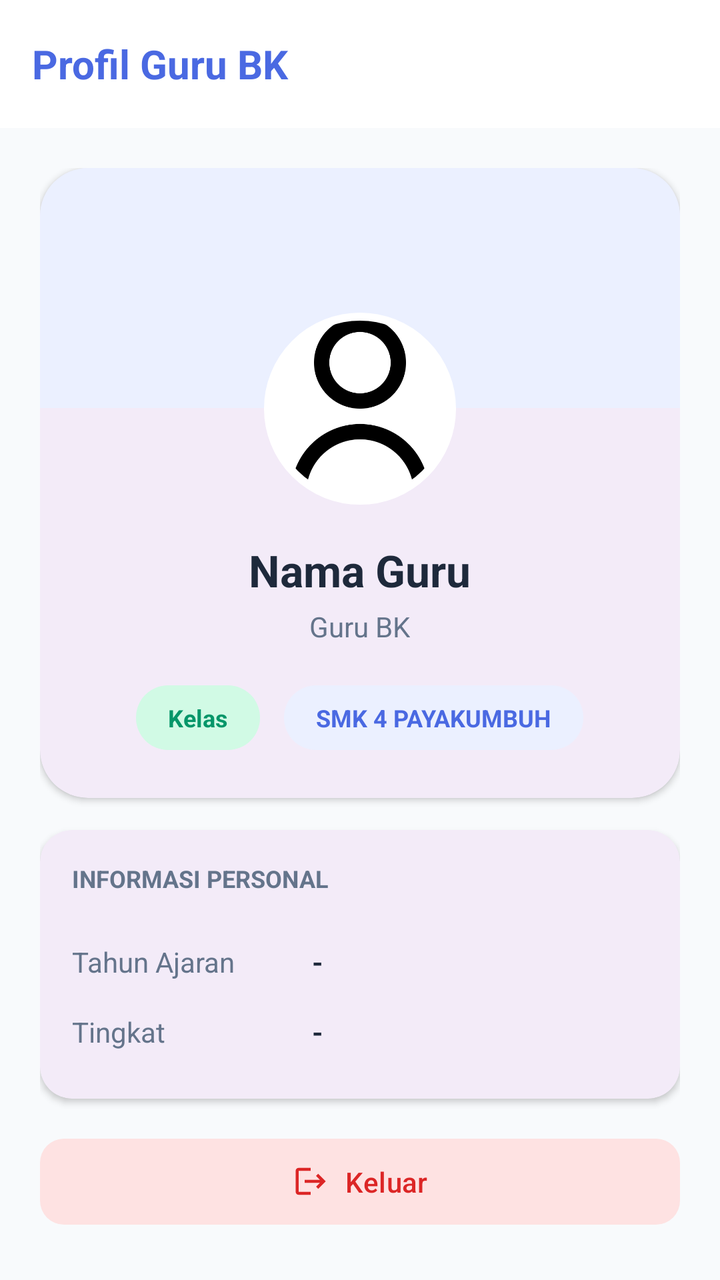
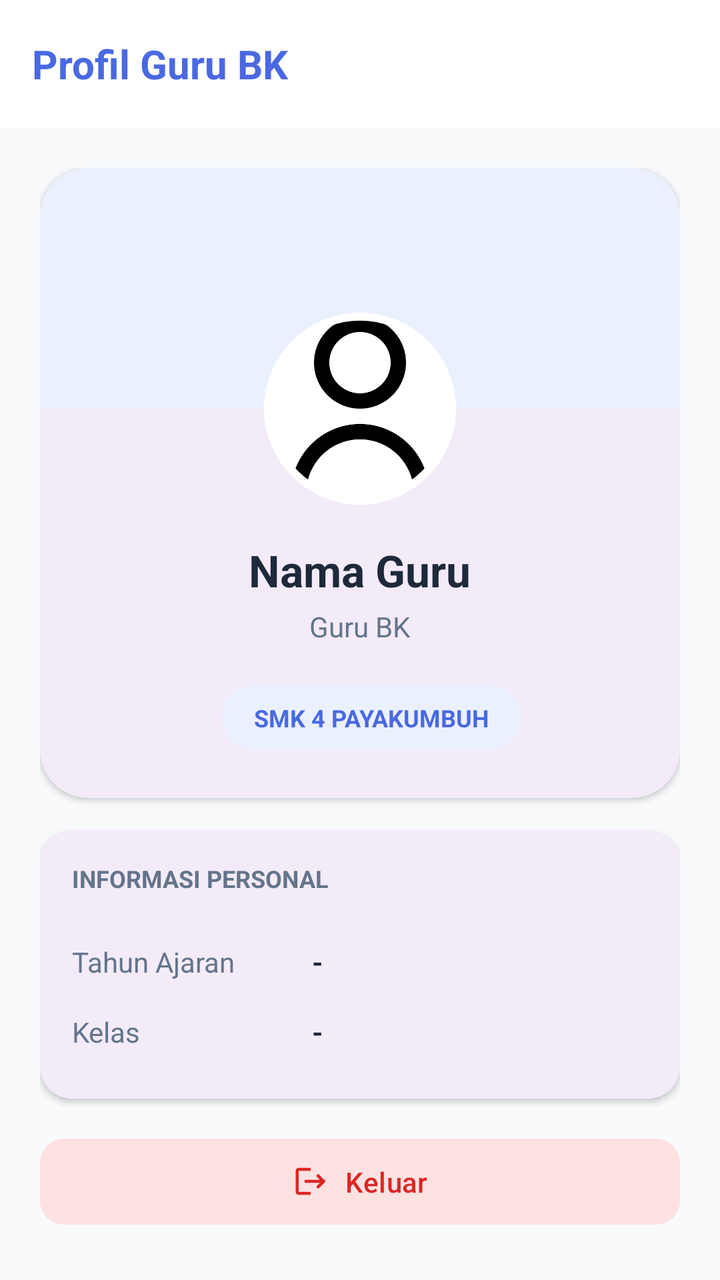

Screens rendered from an Android XML layout before and after an edit, with the pre-edit source and the edit as a unified diff.
<!-- AndroidManifest.xml: application theme Theme.BkNova -->
<!-- res/layout/fragment_profil_bk.xml -->
<?xml version="1.0" encoding="utf-8"?>
<androidx.coordinatorlayout.widget.CoordinatorLayout xmlns:android="http://schemas.android.com/apk/res/android"
    xmlns:app="http://schemas.android.com/apk/res-auto"
    xmlns:tools="http://schemas.android.com/tools"
    android:layout_width="match_parent"
    android:layout_height="match_parent"
    android:background="@color/background_gray"
    tools:context=".fragment.profilBkFragment"
    tools:ignore="Overdraw">

    <com.google.android.material.appbar.AppBarLayout
        android:layout_width="match_parent"
        android:layout_height="wrap_content"
        android:background="@color/white"
        app:elevation="0dp">

        <com.google.android.material.appbar.MaterialToolbar
            android:id="@+id/toolbar"
            android:layout_width="match_parent"
            android:layout_height="?attr/actionBarSize"
            app:title="Profil Guru BK"
            app:titleTextAppearance="@style/ToolbarTitleBold"
            app:titleTextColor="@color/blue_primary"
            app:titleCentered="false" />
    </com.google.android.material.appbar.AppBarLayout>

    <androidx.core.widget.NestedScrollView
        android:layout_width="match_parent"
        android:layout_height="match_parent"
        android:clipToPadding="false"
        android:paddingBottom="80dp"
        app:layout_behavior="@string/appbar_scrolling_view_behavior">

        <LinearLayout
            android:layout_width="match_parent"
            android:layout_height="wrap_content"
            android:orientation="vertical"
            android:padding="20dp">

            
            <com.google.android.material.card.MaterialCardView
                android:layout_width="match_parent"
                android:layout_height="wrap_content"
                android:layout_marginBottom="16dp"
                app:cardCornerRadius="24dp"
                app:cardElevation="2dp"
                app:strokeWidth="0dp">

                <LinearLayout
                    android:layout_width="match_parent"
                    android:layout_height="wrap_content"
                    android:orientation="vertical"
                    android:gravity="center_horizontal"
                    android:paddingBottom="24dp">

                    <View
                        android:layout_width="match_parent"
                        android:layout_height="120dp"
                        android:background="@color/blue_light" />

                    <com.google.android.material.imageview.ShapeableImageView
                        android:layout_width="100dp"
                        android:layout_height="100dp"
                        android:layout_marginTop="-50dp"
                        android:padding="4dp"
                        android:background="@color/white"
                        app:shapeAppearanceOverlay="@style/ShapeAppearance.Circle"
                        android:src="@drawable/person_icon"
                        android:scaleType="centerCrop"
                        app:strokeColor="@color/white"
                        app:strokeWidth="4dp" />

                    <TextView
                        android:id="@+id/tv_name_profil"
                        android:layout_width="wrap_content"
                        android:layout_height="wrap_content"
                        android:layout_marginTop="16dp"
                        android:text="Nama Guru"
                        android:textColor="@color/text_color_primary"
                        android:textSize="22sp"
                        android:textStyle="bold" />

                    <TextView
                        android:id="@+id/tv_role_profil"
                        android:layout_width="wrap_content"
                        android:layout_height="wrap_content"
                        android:layout_marginTop="4dp"
                        android:text="Guru BK"
                        android:textColor="@color/text_color_secondary"
                        android:textSize="14sp" />

                    <LinearLayout
                        android:layout_width="wrap_content"
                        android:layout_height="wrap_content"
                        android:orientation="horizontal"
                        android:layout_marginTop="20dp">

                        <TextView
                            android:id="@+id/tv_badge_kelas"
                            android:layout_width="wrap_content"
                            android:layout_height="wrap_content"
                            android:background="@drawable/bg_badge_green"
                            android:paddingHorizontal="16dp"
                            android:paddingVertical="8dp"
                            android:text="Kelas"
                            android:textColor="@color/green_text"
                            android:textSize="12sp"
                            android:textStyle="bold" />

                        <TextView
                            android:id="@+id/tv_badge_school"
                            android:layout_width="wrap_content"
                            android:layout_height="wrap_content"
                            android:layout_marginStart="12dp"
                            android:background="@drawable/bg_badge_blue"
                            android:paddingHorizontal="16dp"
                            android:paddingVertical="8dp"
                            android:text="@string/ex_school"
                            android:textColor="@color/blue_primary"
                            android:textSize="12sp"
                            android:textStyle="bold" />
                    </LinearLayout>
                </LinearLayout>
            </com.google.android.material.card.MaterialCardView>

            
            <com.google.android.material.card.MaterialCardView
                android:layout_width="match_parent"
                android:layout_height="wrap_content"
                android:layout_marginBottom="16dp"
                app:cardCornerRadius="16dp"
                app:cardElevation="2dp"
                app:strokeWidth="0dp">

                <LinearLayout
                    android:layout_width="match_parent"
                    android:layout_height="wrap_content"
                    android:orientation="vertical"
                    android:padding="16dp">

                    <TextView
                        android:layout_width="wrap_content"
                        android:layout_height="wrap_content"
                        android:text="INFORMASI PERSONAL"
                        android:textColor="@color/text_color_secondary"
                        android:textSize="12sp"
                        android:textStyle="bold"
                        android:layout_marginBottom="16dp"/>

                    
                    <LinearLayout
                        android:layout_width="match_parent"
                        android:layout_height="wrap_content"
                        android:orientation="horizontal"
                        android:paddingVertical="8dp">
                        <TextView
                            android:layout_width="120dp"
                            android:layout_height="wrap_content"
                            android:text="Tahun Ajaran"
                            android:textColor="@color/text_color_secondary"
                            android:textSize="14sp" />
                        <TextView
                            android:id="@+id/tv_tahun_ajaran"
                            android:layout_width="match_parent"
                            android:layout_height="wrap_content"
                            android:text="-"
                            android:textColor="@color/text_color_primary"
                            android:textSize="14sp"
                            android:textStyle="bold" />
                    </LinearLayout>

                    
                    <LinearLayout
                        android:layout_width="match_parent"
                        android:layout_height="wrap_content"
                        android:orientation="horizontal"
                        android:paddingVertical="8dp">
                        <TextView
                            android:layout_width="120dp"
                            android:layout_height="wrap_content"
                            android:text="Tingkat"
                            android:textColor="@color/text_color_secondary"
                            android:textSize="14sp" />
                        <TextView
                            android:id="@+id/tv_tingkat"
                            android:layout_width="match_parent"
                            android:layout_height="wrap_content"
                            android:text="-"
                            android:textColor="@color/text_color_primary"
                            android:textSize="14sp"
                            android:textStyle="bold" />
                    </LinearLayout>

                </LinearLayout>
            </com.google.android.material.card.MaterialCardView>

            
            <com.google.android.material.button.MaterialButton
                android:id="@+id/btn_logout"
                android:layout_width="match_parent"
                android:layout_height="wrap_content"
                android:text="@string/logout"
                android:textAllCaps="false"
                android:textColor="@color/red_text"
                app:backgroundTint="@color/red_light"
                app:cornerRadius="12dp"
                app:icon="@drawable/ic_logout"
                app:iconGravity="textStart"
                app:iconTint="@color/red_text"
                android:paddingVertical="12dp" />

        </LinearLayout>
    </androidx.core.widget.NestedScrollView>

</androidx.coordinatorlayout.widget.CoordinatorLayout>
<!-- resources referenced by this layout -->
<resources>
  <color name="background_gray">#F8FAFC</color>
  <color name="blue_light">#EBF0FF</color>
  <color name="blue_primary">#4A69E2</color>
  <color name="green_text">#059669</color>
  <color name="red_light">#FEE2E2</color>
  <color name="red_text">#DC2626</color>
  <color name="text_color_primary">#1E293B</color>
  <color name="text_color_secondary">#64748B</color>
  <color name="white">#FFFFFFFF</color>
  <!-- drawable bg_badge_blue (drawable) -->
  <?xml version="1.0" encoding="utf-8"?>
  <shape xmlns:android="http://schemas.android.com/apk/res/android">
      <solid android:color="#EBF0FF" />
      <corners android:radius="16dp" />
  </shape>
  <!-- drawable bg_badge_green (drawable) -->
  <?xml version="1.0" encoding="utf-8"?>
  <shape xmlns:android="http://schemas.android.com/apk/res/android">
      <solid android:color="#D1FAE5" />
      <corners android:radius="16dp" />
  </shape>
  <!-- drawable ic_logout (drawable) -->
  <vector xmlns:android="http://schemas.android.com/apk/res/android"
      android:width="24dp"
      android:height="24dp"
      android:viewportWidth="24"
      android:viewportHeight="24">
      <path
          android:fillColor="#000000"
          android:pathData="M17,7l-1.41,1.41L18.17,11H8v2h10.17l-2.58,2.58L17,17l5,-5zM4,5h8V3H4C2.9,3 2,3.9 2,5v14c0,1.1 0.9,2 2,2h8v-2H4V5z"/>
  </vector>
  <!-- drawable person_icon: png bitmap (drawable, 11531 bytes) -->
  <string name="ex_school">SMK 4 PAYAKUMBUH</string>
  <string name="logout">Keluar</string>
  <style name="ShapeAppearance.Circle" parent="">
          <item name="cornerFamily">rounded</item>
          <item name="cornerSize">50%</item>
      </style>
  <style name="ToolbarTitleBold" parent="TextAppearance.Material3.TitleLarge">
          <item name="android:textStyle">bold</item>
          <item name="android:textSize">20sp</item> 
      </style>
  <style name="Theme.BkNova" parent="Base.Theme.BkNova" />
  <style name="Base.Theme.BkNova" parent="Theme.Material3.Light.NoActionBar">
          
          
          <item name="android:windowBackground">@color/white</item>
      </style>
</resources>

<!-- the commit's change to res/layout/fragment_profil_bk.xml (unified diff, before → after) -->
@@ -95,17 +95,6 @@
                         android:orientation="horizontal"
                         android:layout_marginTop="20dp">
 
-                        <TextView
-                            android:id="@+id/tv_badge_kelas"
-                            android:layout_width="wrap_content"
-                            android:layout_height="wrap_content"
-                            android:background="@drawable/bg_badge_green"
-                            android:paddingHorizontal="16dp"
-                            android:paddingVertical="8dp"
-                            android:text="Kelas"
-                            android:textColor="@color/green_text"
-                            android:textSize="12sp"
-                            android:textStyle="bold" />
 
                         <TextView
                             android:id="@+id/tv_badge_school"
@@ -141,11 +130,11 @@
                     <TextView
                         android:layout_width="wrap_content"
                         android:layout_height="wrap_content"
+                        android:layout_marginBottom="16dp"
                         android:text="INFORMASI PERSONAL"
                         android:textColor="@color/text_color_secondary"
                         android:textSize="12sp"
-                        android:textStyle="bold"
-                        android:layout_marginBottom="16dp"/>
+                        android:textStyle="bold" />
 
                     
                     <LinearLayout
@@ -153,12 +142,14 @@
                         android:layout_height="wrap_content"
                         android:orientation="horizontal"
                         android:paddingVertical="8dp">
+
                         <TextView
                             android:layout_width="120dp"
                             android:layout_height="wrap_content"
                             android:text="Tahun Ajaran"
                             android:textColor="@color/text_color_secondary"
                             android:textSize="14sp" />
+
                         <TextView
                             android:id="@+id/tv_tahun_ajaran"
                             android:layout_width="match_parent"
@@ -175,14 +166,16 @@
                         android:layout_height="wrap_content"
                         android:orientation="horizontal"
                         android:paddingVertical="8dp">
+
                         <TextView
                             android:layout_width="120dp"
                             android:layout_height="wrap_content"
-                            android:text="Tingkat"
+                            android:text="Kelas "
                             android:textColor="@color/text_color_secondary"
                             android:textSize="14sp" />
-                        <TextView
-                            android:id="@+id/tv_tingkat"
+
+                        <TextView
+                            android:id="@+id/tv_kelas_diampu"
                             android:layout_width="match_parent"
                             android:layout_height="wrap_content"
                             android:text="-"
<!-- resource entries referenced after the edit -->
@@ -3,7 +3,6 @@
   <color name="background_gray">#F8FAFC</color>
   <color name="blue_light">#EBF0FF</color>
   <color name="blue_primary">#4A69E2</color>
-  <color name="green_text">#059669</color>
   <color name="red_light">#FEE2E2</color>
   <color name="red_text">#DC2626</color>
   <color name="text_color_primary">#1E293B</color>
@@ -13,12 +12,6 @@
   <?xml version="1.0" encoding="utf-8"?>
   <shape xmlns:android="http://schemas.android.com/apk/res/android">
       <solid android:color="#EBF0FF" />
-      <corners android:radius="16dp" />
-  </shape>
-  <!-- drawable bg_badge_green (drawable) -->
-  <?xml version="1.0" encoding="utf-8"?>
-  <shape xmlns:android="http://schemas.android.com/apk/res/android">
-      <solid android:color="#D1FAE5" />
       <corners android:radius="16dp" />
   </shape>
   <!-- drawable ic_logout (drawable) -->
